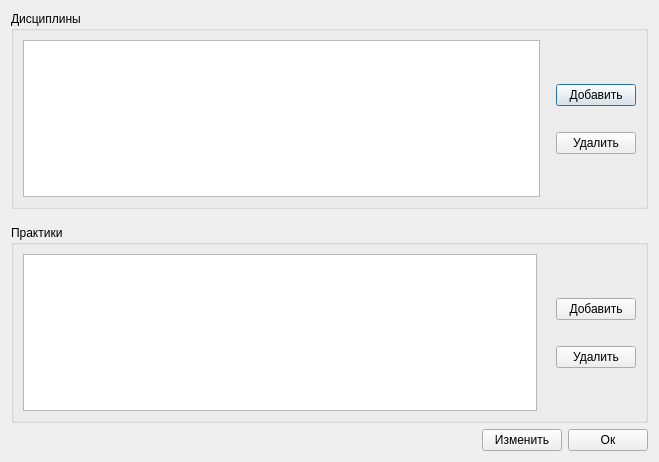
This is ui/insertadditionaleducationalprogram.ui in 7enSmile/clientVKR as Qt 5 draws it before an edit. The edited form follows.
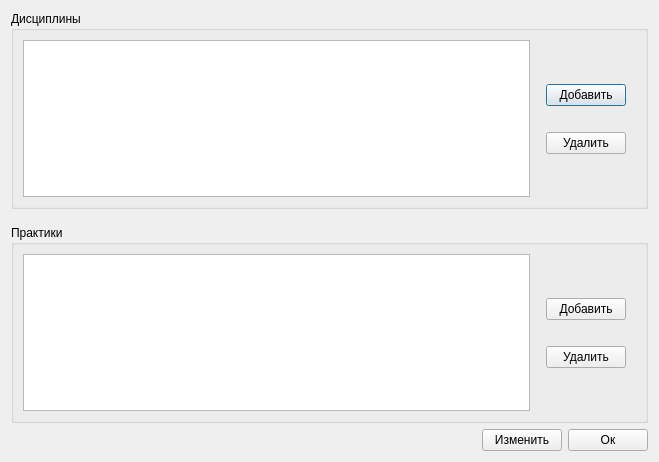
This is the edited form.

```diff
--- a/ui/insertadditionaleducationalprogram.ui
+++ b/ui/insertadditionaleducationalprogram.ui
@@ -124,6 +124,22 @@
           </item>
          </layout>
         </item>
+        <item>
+         <spacer name="horizontalSpacer_3">
+          <property name="orientation">
+           <enum>Qt::Horizontal</enum>
+          </property>
+          <property name="sizeType">
+           <enum>QSizePolicy::Fixed</enum>
+          </property>
+          <property name="sizeHint" stdset="0">
+           <size>
+            <width>10</width>
+            <height>20</height>
+           </size>
+          </property>
+         </spacer>
+        </item>
        </layout>
       </item>
      </layout>
@@ -195,7 +211,7 @@
           </property>
           <property name="sizeHint" stdset="0">
            <size>
-            <width>13</width>
+            <width>10</width>
             <height>20</height>
            </size>
           </property>
@@ -261,6 +277,22 @@
           </item>
          </layout>
         </item>
+        <item>
+         <spacer name="horizontalSpacer_5">
+          <property name="orientation">
+           <enum>Qt::Horizontal</enum>
+          </property>
+          <property name="sizeType">
+           <enum>QSizePolicy::Fixed</enum>
+          </property>
+          <property name="sizeHint" stdset="0">
+           <size>
+            <width>10</width>
+            <height>20</height>
+           </size>
+          </property>
+         </spacer>
+        </item>
        </layout>
       </item>
      </layout>
```
